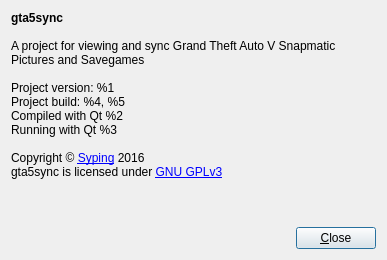
Above: AboutDialog.ui from SyDevTeam/gta5view before the change. Below: the same form after it.
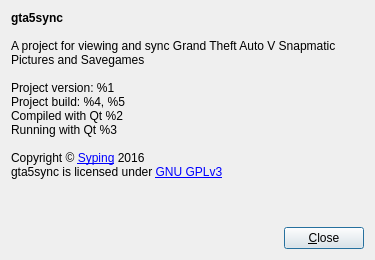
That is the form after the change. Icons and pictures are not drawn.

The edit to the form file:
```diff
--- a/AboutDialog.ui
+++ b/AboutDialog.ui
@@ -6,7 +6,7 @@
    <rect>
     <x>0</x>
     <y>0</y>
-    <width>387</width>
+    <width>375</width>
     <height>260</height>
    </rect>
   </property>
```
Left out of the diff: 3 changed lines with no effect on the pictures.
